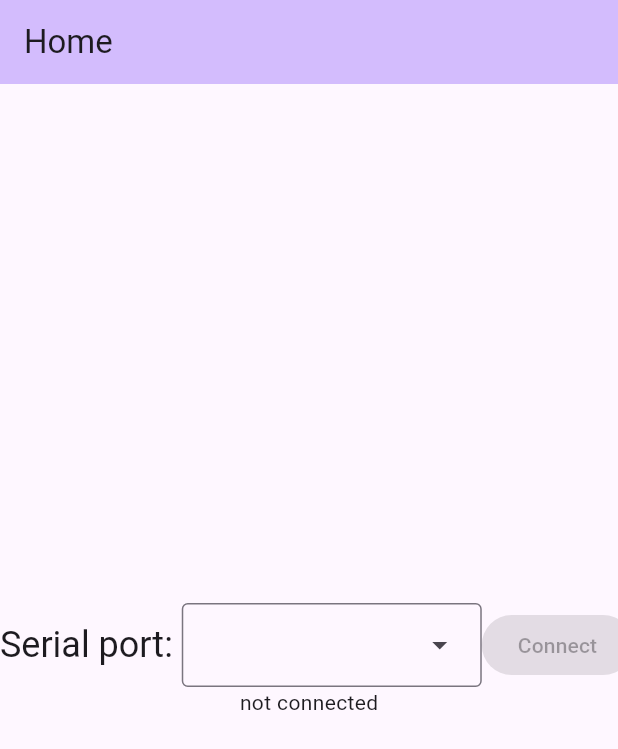
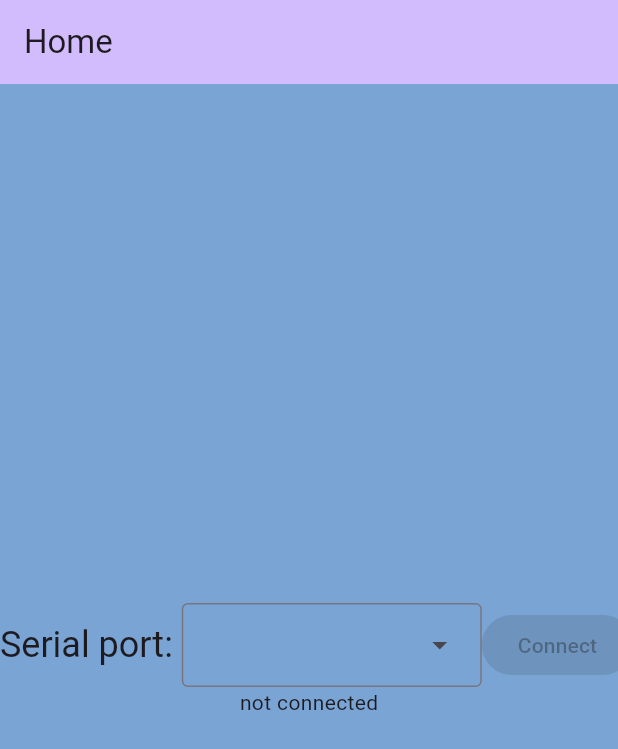
Before and after one commit to libruna/projeto-integrador-1, a Flutter app: the screen it shows after launch, on a phone screen of 412 x 824 dp. Shown: the top 749 px of the screen. Run offline on Flutter 3.47's test engine with Material 2 defaults, Android fonts, the phone set to English and light mode, and no system bars; our stand-ins replace fl_chart, syncfusion_flutter_gauges; missing offline and left inert: rinf.

Commit message:
alteração main
adição cor background

```diff
--- a/monitor/lib/main.dart
+++ b/monitor/lib/main.dart
@@ -69,6 +69,7 @@ class _AppState extends State<App> {
         //
         // This works for code too, not just values: Most code changes can be
         // tested with just a hot reload.
+        scaffoldBackgroundColor: const Color(0xAA3676BF),
         colorScheme: ColorScheme.fromSeed(seedColor: Colors.deepPurple),
         useMaterial3: true,
       ),
```
